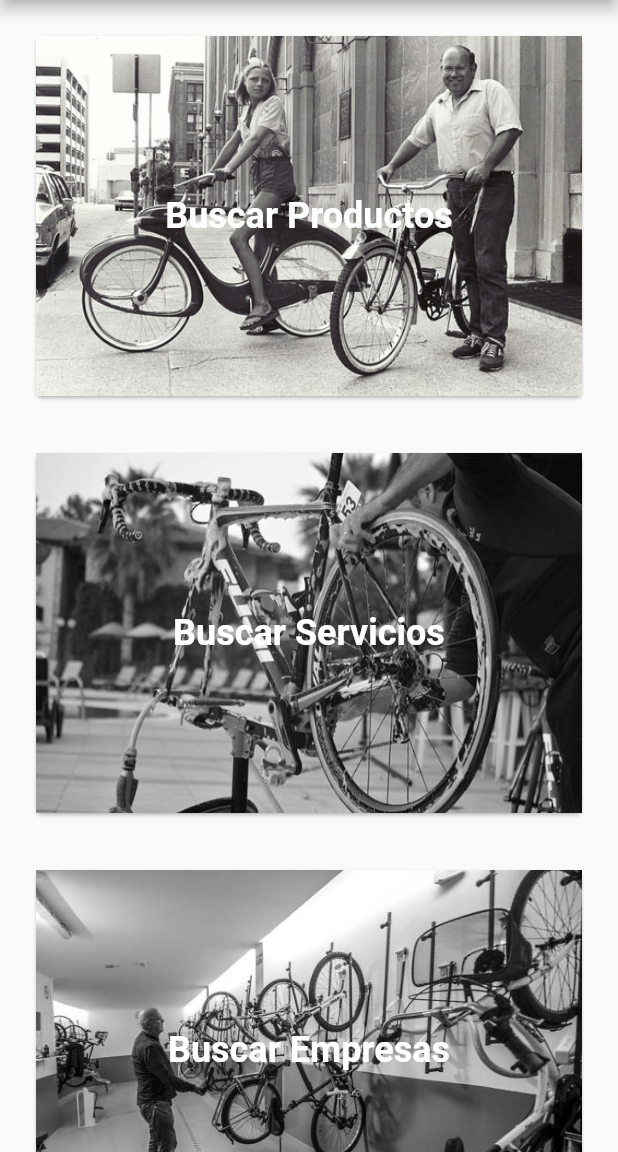
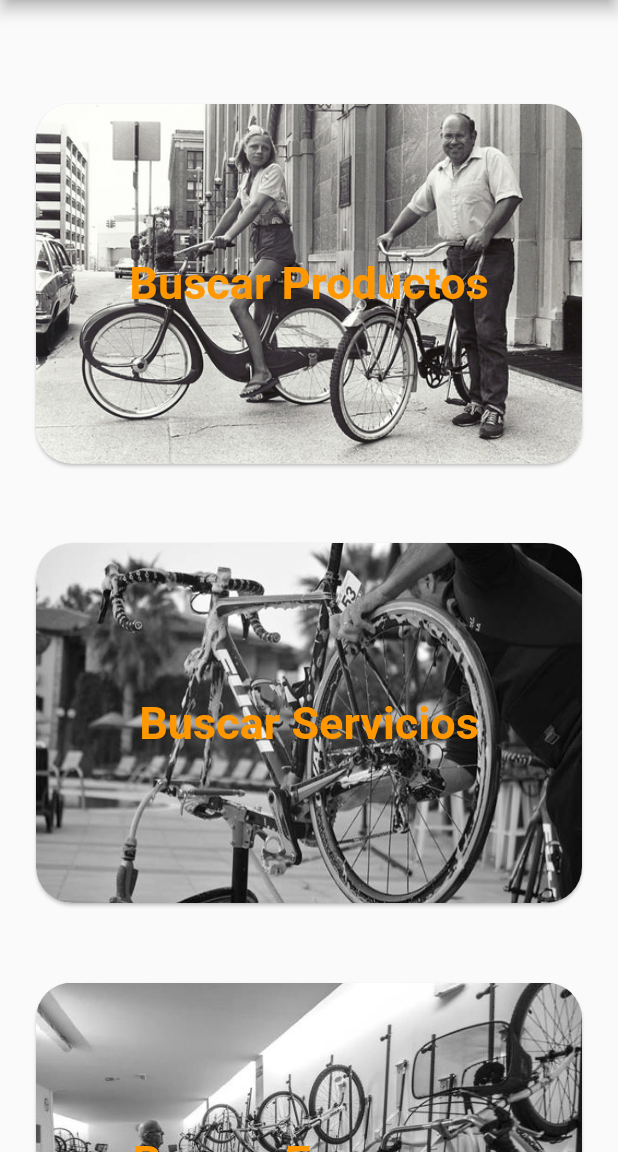
Before and after one commit to omar2702/WheelManager_Flutter, a Flutter app: the screen it shows after launch, on a phone screen of 412 x 824 dp, the part 84-1236 px from its top. Run offline on Flutter 3.47's test engine with Material 2 defaults, Android fonts, the light colour scheme and no system bars.

Commit message:
feat: Search

```diff
--- a/flutter_application_wheelmanager/lib/page/search_page.dart
+++ b/flutter_application_wheelmanager/lib/page/search_page.dart
@@ -7,27 +7,37 @@ import 'package:flutter_application_wheelmanager/screen/search_service.dart';
 class SearchPage extends StatelessWidget {
   @override
   Widget build(BuildContext context) {
-    return Scaffold(
+    return MaterialApp(
+      debugShowCheckedModeBanner: false,
+      home: Container(
+        // decoration: BoxDecoration(
+        //   image: DecorationImage(image: AssetImage('assets/bike.jpeg'))),
+        child: Scaffold(
+            backgroundColor: Colors.transparent,
             body: ListView(
               padding: EdgeInsets.all(20.0),
               children: <Widget>[
+                SizedBox(
+                  height: 45.0,
+                ),
                 _cardProduct(context),
                 SizedBox(
-          height: 30.0,
+                  height: 45.0,
                 ),
                 _cardService(context),
                 SizedBox(
-          height: 30.0,
+                  height: 45.0,
                 ),
                 _cardBussines(context),
-        SizedBox(
-          height: 30.0,
-        )
               ],
-    ));
+            )),
+      ),
+    );
   }
 
   Widget _cardProduct(context) => Card(
+        clipBehavior: Clip.antiAlias,
+        shape: RoundedRectangleBorder(borderRadius: BorderRadius.circular(24)),
         child: Stack(
           alignment: Alignment.center,
           children: [
@@ -44,14 +54,16 @@ class SearchPage extends StatelessWidget {
               'Buscar Productos',
               style: TextStyle(
                   fontWeight: FontWeight.bold,
-                  color: Colors.white,
-                  fontSize: 24),
+                  color: Colors.orange,
+                  fontSize: 30),
             )
           ],
         ),
       );
 
   Widget _cardService(context) => Card(
+        clipBehavior: Clip.antiAlias,
+        shape: RoundedRectangleBorder(borderRadius: BorderRadius.circular(24)),
         child: Stack(
           alignment: Alignment.center,
           children: [
@@ -69,14 +81,16 @@ class SearchPage extends StatelessWidget {
               'Buscar Servicios',
               style: TextStyle(
                   fontWeight: FontWeight.bold,
-                  color: Colors.white,
-                  fontSize: 24),
+                  color: Colors.orange,
+                  fontSize: 30),
             )
           ],
         ),
       );
 
   Widget _cardBussines(context) => Card(
+        clipBehavior: Clip.antiAlias,
+        shape: RoundedRectangleBorder(borderRadius: BorderRadius.circular(24)),
         child: Stack(
           alignment: Alignment.center,
           children: [
@@ -94,8 +108,8 @@ class SearchPage extends StatelessWidget {
               'Buscar Empresas',
               style: TextStyle(
                   fontWeight: FontWeight.bold,
-                  color: Colors.white,
-                  fontSize: 24),
+                  color: Colors.orange,
+                  fontSize: 30),
             )
           ],
         ),
```
Also changed, not shown: flutter_application_wheelmanager/lib/screen/search_bussines.dart (+8 -0 lines), flutter_application_wheelmanager/lib/screen/search_product.dart (+8 -0 lines), flutter_application_wheelmanager/lib/screen/search_service.dart (+8 -0 lines), flutter_application_wheelmanager/lib/search/search_delegate.dart (added, +41 -0 lines), flutter_application_wheelmanager/assets/fondo.jpg (added). Lines whose indentation alone changed are shown as unchanged.
